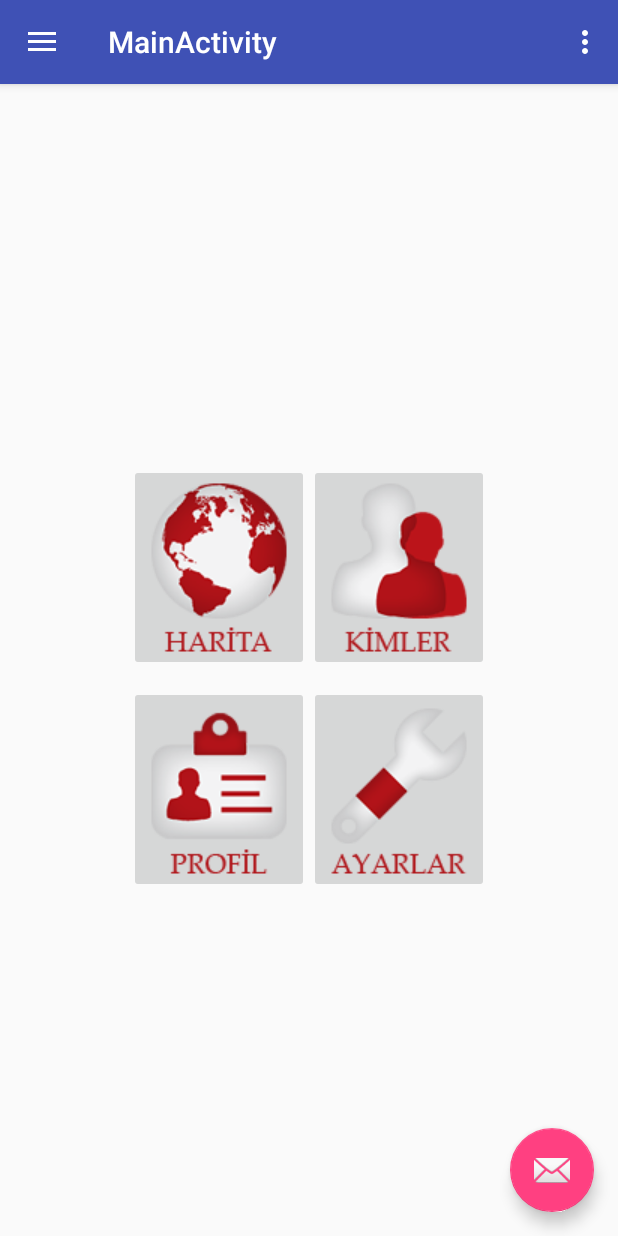
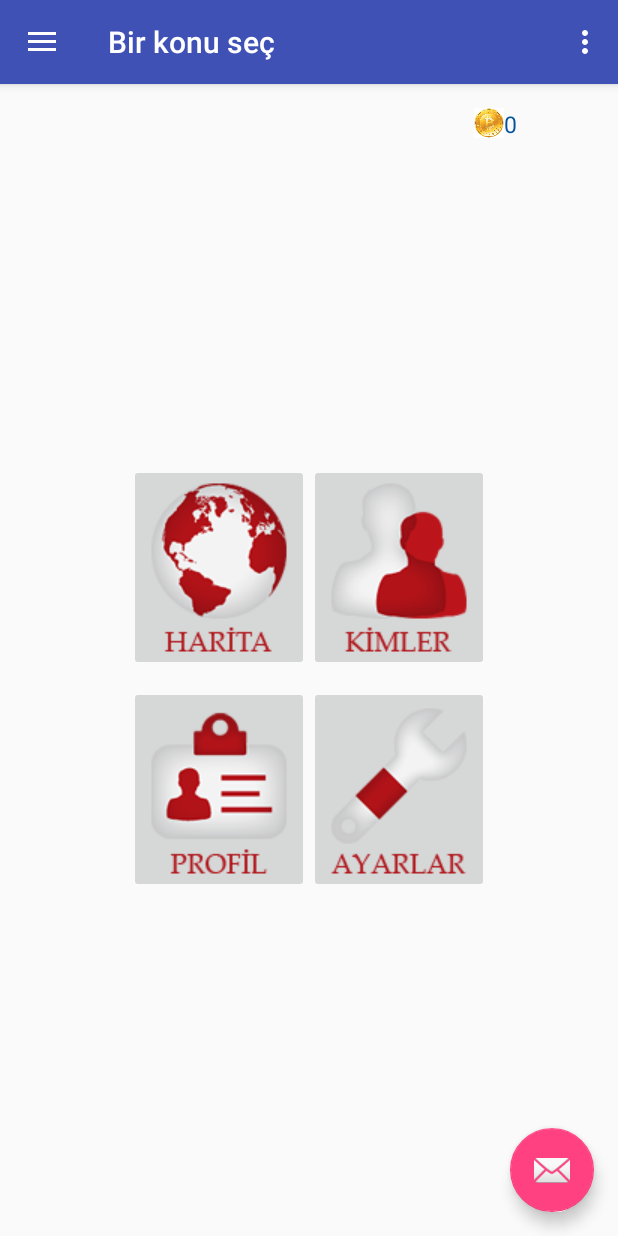
Before and after one commit to team-orca/CodeFights, an Android app: the MainActivity screen opened directly, with no data from a screen before it, after a tap on an icon or button, on a phone screen of 412 x 824 dp. Run offline under Robolectric (Android 15) with nearby library versions, the phone set to English and light mode, and no system bars; 3 statements that could not run were skipped.

Commit message:
Added files via upload

```diff
--- a/src/main/AndroidManifest.xml
+++ b/src/main/AndroidManifest.xml
@@ -3,9 +3,8 @@
     package="deneme.codethebank.com.bank">
 
     <!-- To auto-complete the email text field in the login form with the user's emails -->
-    <uses-permission android:name="android.permission.GET_ACCOUNTS" />
-    <uses-permission android:name="android.permission.READ_PROFILE" />
     <uses-permission android:name="android.permission.INTERNET" />
+    <uses-permission android:name="android.permission.ACCESS_WIFI_STATE" />
 
     <application
         android:allowBackup="true"
@@ -25,13 +24,11 @@
         <activity
             android:name=".MainActivity"
             android:label="@string/title_activity_main"
-            android:parentActivityName=".LoginActivity"
             android:theme="@style/AppTheme.NoActionBar">
             <meta-data
                 android:name="android.support.PARENT_ACTIVITY"
                 android:value="deneme.codethebank.com.bank.LoginActivity" />
         </activity>
-        <activity android:name=".VideoActivity"></activity>
     </application>
 
 </manifest>
--- a/src/main/java/deneme/codethebank/com/bank/LoginActivity.java
+++ b/src/main/java/deneme/codethebank/com/bank/LoginActivity.java
@@ -324,8 +324,7 @@ public class LoginActivity extends AppCompatActivity implements LoaderCallbacks<
                 }
             }
 
-            // TODO: register the new account here.
-            return true;
+            return false;
         }
 
         @Override
--- a/src/main/java/deneme/codethebank/com/bank/MainActivity.java
+++ b/src/main/java/deneme/codethebank/com/bank/MainActivity.java
@@ -13,30 +13,35 @@ import android.support.v7.app.AppCompatActivity;
 import android.support.v7.widget.Toolbar;
 import android.view.Menu;
 import android.view.MenuItem;
+import android.widget.ImageView;
+import android.widget.MediaController;
 import android.widget.TextView;
 import android.widget.Toast;
 
 public class MainActivity extends AppCompatActivity
+
         implements NavigationView.OnNavigationItemSelectedListener {
     final String idE = "Enes Günday";
     final String idO= "Ozan Onur Tek";
     private String coming="";
-    private TextView username,userid;
-
-
+    private TextView username,userid, textAltın;
+    private ImageView imagePara;
+    Kuyumcu yeniKuyumcu = new Kuyumcu();
     @Override
     protected void onCreate(Bundle savedInstanceState) {
         super.onCreate(savedInstanceState);
         setContentView(R.layout.activity_main);
         Toolbar toolbar = (Toolbar) findViewById(R.id.toolbar);
         setSupportActionBar(toolbar);
+        textAltın  = (TextView)findViewById(R.id.altınView);
 
+        textAltın.setText(yeniKuyumcu.AltınınStringKarsılıgı());
 
         FloatingActionButton fab = (FloatingActionButton) findViewById(R.id.fab);
         fab.setOnClickListener(new View.OnClickListener() {
             @Override
             public void onClick(View view) {
-                Snackbar.make(view, "Replace with your own action", Snackbar.LENGTH_LONG)
+                Snackbar.make(view, yeniKuyumcu.tlKarşılıgıNedir(), Snackbar.LENGTH_LONG)
                         .setAction("Action", null).show();
             }
         });
@@ -70,6 +75,8 @@ public class MainActivity extends AppCompatActivity
         switch (v.getId()) {
             case R.id.haritaImageButton:
                 Toast.makeText(getBaseContext(),"harita",Toast.LENGTH_SHORT).show();
+                yeniKuyumcu.yeniAltınMiktarı(0.0);
+               textAltın.setText(yeniKuyumcu.AltınınStringKarsılıgı());
                 break;
             case R.id.kimlerImageButton:
                 Toast.makeText(getBaseContext(),"kimler",Toast.LENGTH_SHORT).show();
@@ -77,6 +84,8 @@ public class MainActivity extends AppCompatActivity
                 break;
             case R.id.profilImageButton:
                 Toast.makeText(getBaseContext(),"profil",Toast.LENGTH_SHORT).show();
+                yeniKuyumcu.altınlarıArttır(20.0);
+                textAltın.setText(yeniKuyumcu.AltınınStringKarsılıgı());
                 break;
             case R.id.ayarlarImageButton:
                 Toast.makeText(getBaseContext(),"ayarlar",Toast.LENGTH_SHORT).show();
@@ -143,7 +152,6 @@ public class MainActivity extends AppCompatActivity
 
 
     private void attemptVideo(){
-    Intent intent = new Intent(MainActivity.this, VideoActivity.class);
-        startActivity(intent);
+
     }
 }
--- a/src/main/res/drawable/side_nav_bar.xml
+++ b/src/main/res/drawable/side_nav_bar.xml
@@ -2,8 +2,8 @@
     android:shape="rectangle">
     <gradient
         android:angle="135"
-        android:centerColor="#4CAF50"
-        android:endColor="#2E7D32"
-        android:startColor="#81C784"
+        android:centerColor="#00529B"
+        android:endColor="#00529B"
+        android:startColor="#00529B"
         android:type="linear" />
 </shape>
--- a/src/main/res/layout/app_bar_main.xml
+++ b/src/main/res/layout/app_bar_main.xml
@@ -5,7 +5,8 @@
     android:layout_width="match_parent"
     android:layout_height="match_parent"
     android:fitsSystemWindows="true"
-    tools:context="deneme.codethebank.com.bank.MainActivity">
+    tools:context="deneme.codethebank.com.bank.MainActivity"
+    tools:showIn="@layout/activity_main">
 
     <android.support.design.widget.AppBarLayout
         android:layout_width="match_parent"
--- a/src/main/res/layout/content_main.xml
+++ b/src/main/res/layout/content_main.xml
@@ -16,11 +16,13 @@
     <TableLayout
         android:layout_width="wrap_content"
         android:layout_height="wrap_content"
+
         android:layout_centerHorizontal="true"
         android:layout_centerVertical="true"
         android:paddingTop="25dp"
         android:paddingLeft="10dp"
-        android:paddingRight="10dp" >
+        android:paddingRight="10dp"
+        android:id="@+id/tableLayout">
 
         <TableRow>
             <ImageButton
@@ -53,4 +55,27 @@
         </TableRow>
 
     </TableLayout>
+
+    <TextView
+        android:layout_width="wrap_content"
+        android:layout_height="wrap_content"
+        android:textAppearance="?android:attr/textAppearanceMedium"
+        android:id="@+id/altınView"
+        android:textSize="15sp"
+        android:textColor="#00529B"
+        android:layout_alignTop="@+id/imageView2"
+        android:layout_toRightOf="@+id/imageView2"
+        android:layout_toEndOf="@+id/imageView2" />
+
+    <ImageView
+        android:layout_width="20dp"
+        android:layout_height="20dp"
+        android:id="@+id/imageView2"
+
+        android:src="@drawable/finans"
+
+        android:layout_alignParentTop="true"
+        android:layout_alignRight="@+id/tableLayout"
+        android:layout_alignEnd="@+id/tableLayout" />
+
 </RelativeLayout>
```
Also changed, not shown: src/main/res/values/strings.xml (+7 -7 lines).
